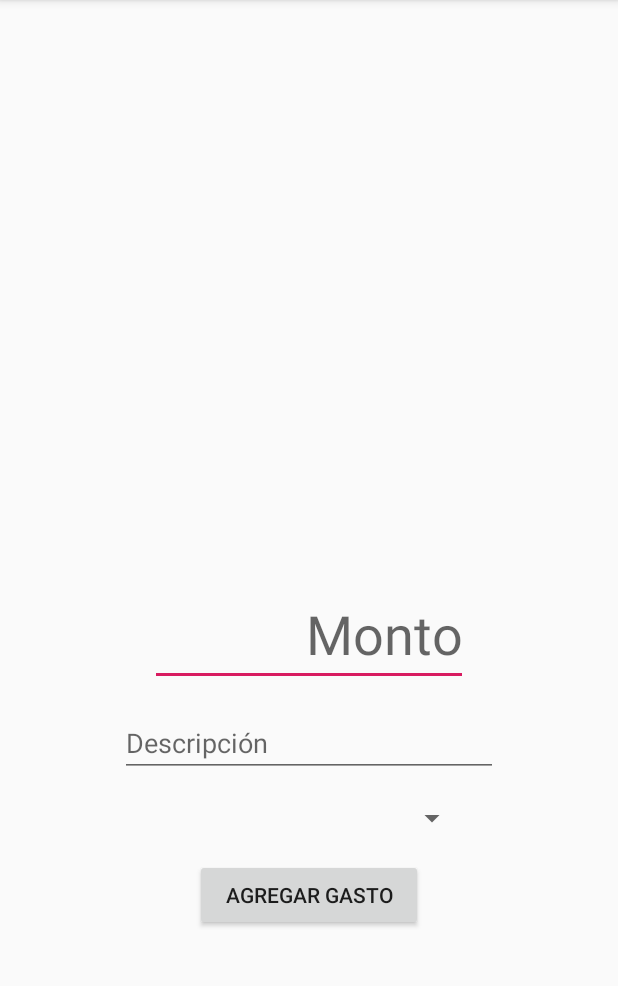
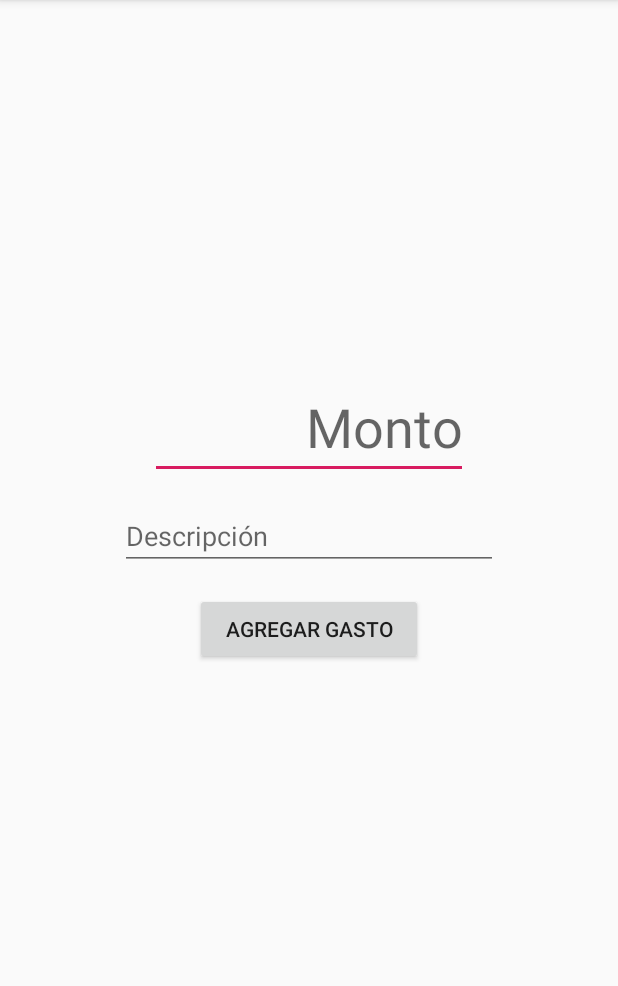
Before and after one commit to Kenneth-hv/ExpenseTracker, an Android app: the AddExpenseActivity screen opened directly, with no data from a screen before it, on a phone screen of 412 x 824 dp, the part 84-1070 px from its top. Run offline under Robolectric (Android 15) with nearby library versions, the phone set to English and light mode, and no system bars.

Commit message:
Activity design tweaks.

```diff
--- a/app/src/main/res/layout/activity_add_expense.xml
+++ b/app/src/main/res/layout/activity_add_expense.xml
@@ -12,7 +12,7 @@
         android:layout_height="wrap_content"
         android:layout_marginStart="100dp"
         android:layout_marginLeft="100dp"
-        android:layout_marginTop="388dp"
+        android:layout_marginTop="250dp"
         android:layout_marginEnd="100dp"
         android:layout_marginRight="100dp"
         android:ems="10"
@@ -57,19 +57,6 @@
         app:layout_constraintEnd_toEndOf="parent"
         app:layout_constraintHorizontal_bias="1.0"
         app:layout_constraintStart_toStartOf="parent"
-        app:layout_constraintTop_toBottomOf="@+id/categorySpinner" />
+        app:layout_constraintTop_toBottomOf="@+id/expenseDescription" />
 
-    <Spinner
-        android:id="@+id/categorySpinner"
-        android:layout_width="0dp"
-        android:layout_height="wrap_content"
-        android:layout_marginStart="100dp"
-        android:layout_marginLeft="100dp"
-        android:layout_marginTop="15dp"
-        android:layout_marginEnd="100dp"
-        android:layout_marginRight="100dp"
-        android:spinnerMode="dropdown"
-        app:layout_constraintEnd_toEndOf="parent"
-        app:layout_constraintStart_toStartOf="parent"
-        app:layout_constraintTop_toBottomOf="@+id/expenseDescription" />
 </android.support.constraint.ConstraintLayout>
--- a/app/src/main/res/layout/activity_add_income.xml
+++ b/app/src/main/res/layout/activity_add_income.xml
@@ -12,7 +12,7 @@
         android:layout_height="wrap_content"
         android:layout_marginStart="100dp"
         android:layout_marginLeft="100dp"
-        android:layout_marginTop="360dp"
+        android:layout_marginTop="250dp"
         android:layout_marginEnd="100dp"
         android:layout_marginRight="100dp"
         android:ems="10"
```
